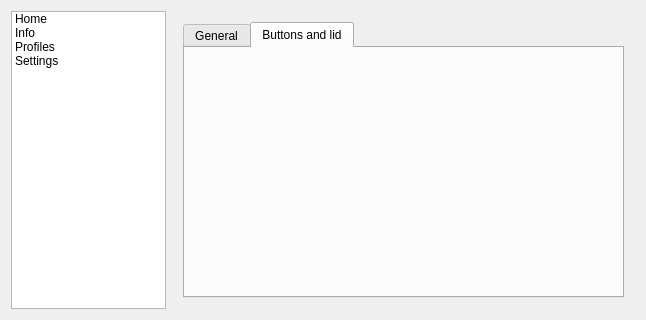
Old version of the form src-qt5/pc-power/pc-power/mainwindow.ui in the repository yurkis/pcbsd.
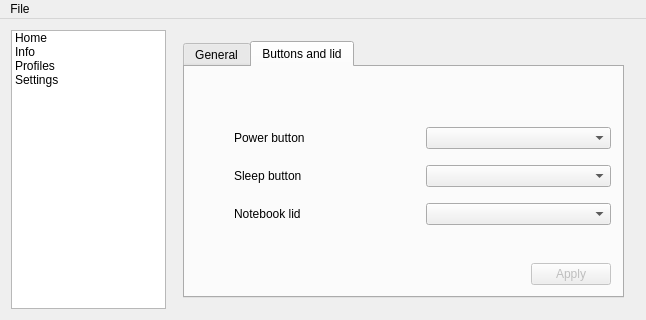
New version of the form. The open tabs and pages were chosen to show the change. Icons and pictures are not drawn.

Commit message: pc-power: finished first page in main UI (need some testing), buttons state set implemented; pwrd: some fixes

The edit to the form file:
```diff
--- a/src-qt5/pc-power/pc-power/mainwindow.ui
+++ b/src-qt5/pc-power/pc-power/mainwindow.ui
@@ -41,9 +41,15 @@
         <height>32</height>
        </size>
       </property>
+      <property name="textElideMode">
+       <enum>Qt::ElideMiddle</enum>
+      </property>
       <property name="rootIsDecorated">
        <bool>false</bool>
       </property>
+      <property name="wordWrap">
+       <bool>true</bool>
+      </property>
       <attribute name="headerVisible">
        <bool>false</bool>
       </attribute>
@@ -51,11 +57,17 @@
        <property name="text">
         <string>1</string>
        </property>
+       <property name="textAlignment">
+        <set>AlignHCenter|AlignVCenter|AlignCenter</set>
+       </property>
       </column>
       <item>
        <property name="text">
         <string>Home</string>
        </property>
+       <property name="textAlignment">
+        <set>AlignLeft|AlignVCenter</set>
+       </property>
        <property name="icon">
         <iconset resource="pc-power.qrc">
          <normaloff>:/images/page-home.png</normaloff>:/images/page-home.png</iconset>
@@ -216,6 +228,170 @@
            <attribute name="title">
             <string>Buttons and lid</string>
            </attribute>
+           <layout class="QVBoxLayout" name="verticalLayout_4">
+            <item>
+             <spacer name="verticalSpacer">
+              <property name="orientation">
+               <enum>Qt::Vertical</enum>
+              </property>
+              <property name="sizeHint" stdset="0">
+               <size>
+                <width>20</width>
+                <height>44</height>
+               </size>
+              </property>
+             </spacer>
+            </item>
+            <item>
+             <layout class="QGridLayout" name="gridLayout_2">
+              <item row="0" column="0">
+               <widget class="QLabel" name="powerBtnImg">
+                <property name="minimumSize">
+                 <size>
+                  <width>32</width>
+                  <height>32</height>
+                 </size>
+                </property>
+                <property name="maximumSize">
+                 <size>
+                  <width>32</width>
+                  <height>32</height>
+                 </size>
+                </property>
+                <property name="text">
+                 <string/>
+                </property>
+                <property name="pixmap">
+                 <pixmap resource="pc-power.qrc">:/images/btn_power.png</pixmap>
+                </property>
+                <property name="scaledContents">
+                 <bool>true</bool>
+                </property>
+               </widget>
+              </item>
+              <item row="0" column="1">
+               <widget class="QLabel" name="label_4">
+                <property name="text">
+                 <string>Power button</string>
+                </property>
+               </widget>
+              </item>
+              <item row="0" column="2">
+               <widget class="QComboBox" name="powerBtnCB"/>
+              </item>
+              <item row="1" column="0">
+               <widget class="QLabel" name="sleepBtnImg">
+                <property name="minimumSize">
+                 <size>
+                  <width>32</width>
+                  <height>32</height>
+                 </size>
+                </property>
+                <property name="maximumSize">
+                 <size>
+                  <width>32</width>
+                  <height>32</height>
+                 </size>
+                </property>
+                <property name="text">
+                 <string/>
+                </property>
+                <property name="pixmap">
+                 <pixmap resource="pc-power.qrc">:/images/btn_sleep.png</pixmap>
+                </property>
+                <property name="scaledContents">
+                 <bool>true</bool>
+                </property>
+               </widget>
+              </item>
+              <item row="1" column="1">
+               <widget class="QLabel" name="sleepBtnDesc">
+                <property name="text">
+                 <string>Sleep button</string>
+                </property>
+               </widget>
+              </item>
+              <item row="1" column="2">
+               <widget class="QComboBox" name="sleepBtnCB"/>
+              </item>
+              <item row="2" column="0">
+               <widget class="QLabel" name="lidImg">
+                <property name="minimumSize">
+                 <size>
+                  <width>32</width>
+                  <height>32</height>
+                 </size>
+                </property>
+                <property name="maximumSize">
+                 <size>
+                  <width>32</width>
+                  <height>32</height>
+                 </size>
+                </property>
+                <property name="text">
+                 <string/>
+                </property>
+                <property name="pixmap">
+                 <pixmap resource="pc-power.qrc">:/images/lid.png</pixmap>
+                </property>
+                <property name="scaledContents">
+                 <bool>true</bool>
+                </property>
+               </widget>
+              </item>
+              <item row="2" column="1">
+               <widget class="QLabel" name="lidDesc">
+                <property name="text">
+                 <string>Notebook lid</string>
+                </property>
+               </widget>
+              </item>
+              <item row="2" column="2">
+               <widget class="QComboBox" name="lidCB"/>
+              </item>
+             </layout>
+            </item>
+            <item>
+             <spacer name="verticalSpacer_2">
+              <property name="orientation">
+               <enum>Qt::Vertical</enum>
+              </property>
+              <property name="sizeHint" stdset="0">
+               <size>
+                <width>20</width>
+                <height>8</height>
+               </size>
+              </property>
+             </spacer>
+            </item>
+            <item>
+             <layout class="QHBoxLayout" name="horizontalLayout_2">
+              <item>
+               <spacer name="horizontalSpacer">
+                <property name="orientation">
+                 <enum>Qt::Horizontal</enum>
+                </property>
+                <property name="sizeHint" stdset="0">
+                 <size>
+                  <width>40</width>
+                  <height>20</height>
+                 </size>
+                </property>
+               </spacer>
+              </item>
+              <item>
+               <widget class="QPushButton" name="applyBtnSettings">
+                <property name="enabled">
+                 <bool>false</bool>
+                </property>
+                <property name="text">
+                 <string>Apply</string>
+                </property>
+               </widget>
+              </item>
+             </layout>
+            </item>
+           </layout>
           </widget>
          </widget>
         </item>
@@ -246,6 +422,34 @@
     </item>
    </layout>
   </widget>
+  <widget class="QMenuBar" name="menuBar">
+   <property name="geometry">
+    <rect>
+     <x>0</x>
+     <y>0</y>
+     <width>646</width>
+     <height>22</height>
+    </rect>
+   </property>
+   <widget class="QMenu" name="menuFile">
+    <property name="title">
+     <string>File</string>
+    </property>
+    <addaction name="actionCloseWindow"/>
+    <addaction name="actionExit"/>
+   </widget>
+   <addaction name="menuFile"/>
+  </widget>
+  <action name="actionCloseWindow">
+   <property name="text">
+    <string>CloseWindow</string>
+   </property>
+  </action>
+  <action name="actionExit">
+   <property name="text">
+    <string>Exit</string>
+   </property>
+  </action>
  </widget>
  <layoutdefault spacing="6" margin="11"/>
  <resources>
```
Left out of the diff: 147 changed lines with no effect on the pictures. The commit also changes 9 other files.
